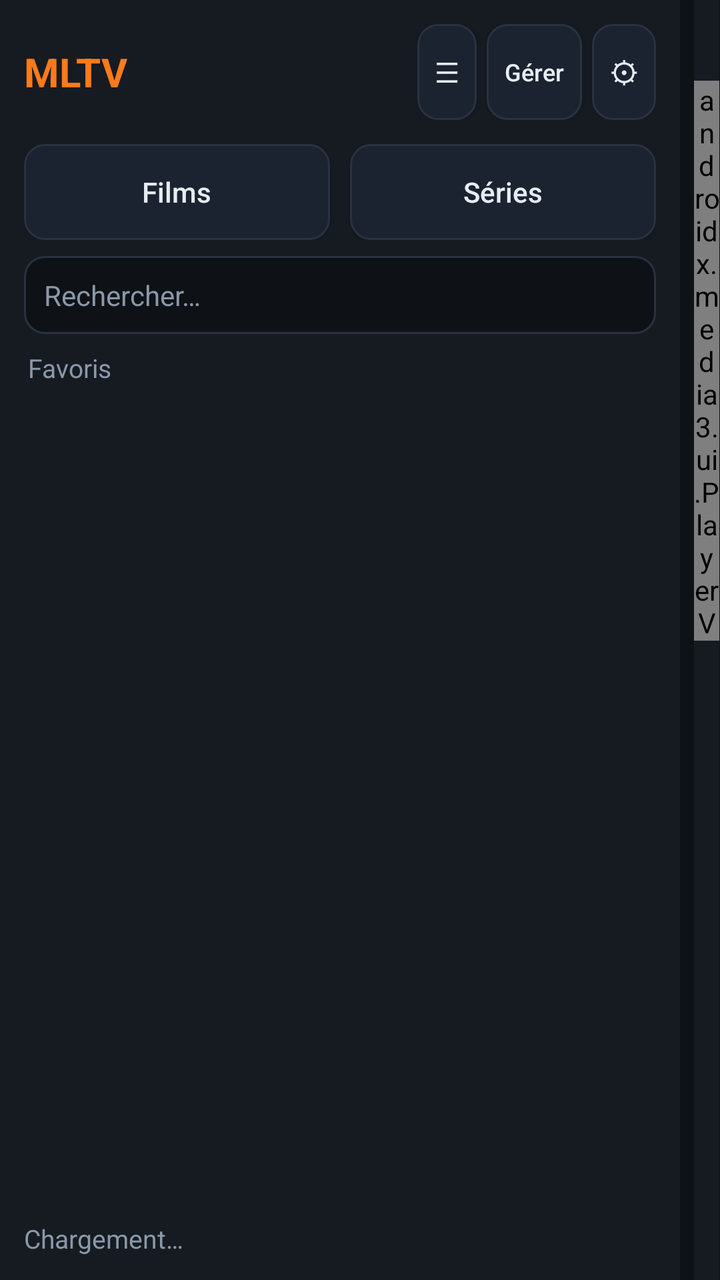
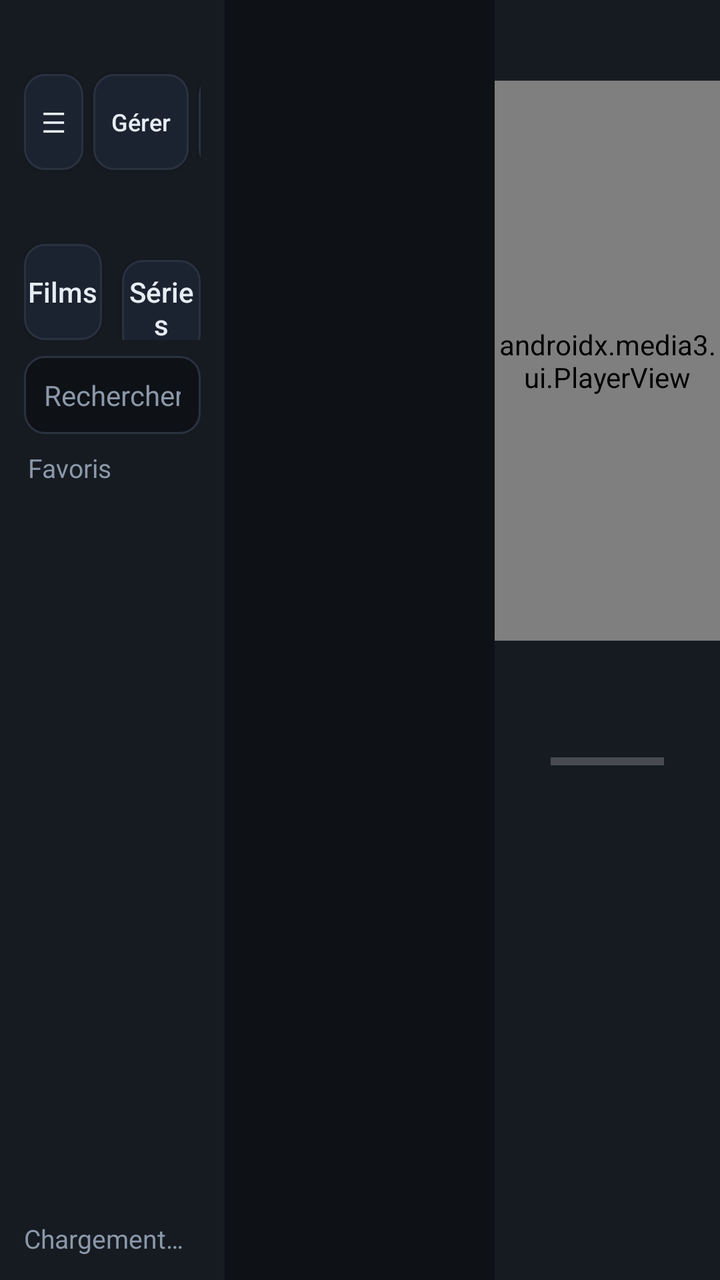

Two renders of the same Android screen: before a commit and after it. Below are the layout's source before the change and the commit's diff.
<!-- AndroidManifest.xml: application theme Theme.MLTV -->
<!-- res/layout/activity_main.xml -->
<?xml version="1.0" encoding="utf-8"?>
<LinearLayout xmlns:android="http://schemas.android.com/apk/res/android"
    xmlns:app="http://schemas.android.com/apk/res-auto"
    android:layout_width="match_parent"
    android:layout_height="match_parent"
    android:orientation="horizontal"
    android:background="@color/bg">

    
    <LinearLayout
        android:id="@+id/drawer"
        android:layout_width="210dp"
        android:layout_height="match_parent"
        android:orientation="vertical"
        android:background="@color/panel2"
        android:visibility="gone">

        <TextView
            android:layout_width="match_parent"
            android:layout_height="wrap_content"
            android:padding="16dp"
            android:text="Catégories"
            android:textColor="@color/accent"
            android:textSize="16sp"
            android:textStyle="bold" />

        <androidx.recyclerview.widget.RecyclerView
            android:id="@+id/rv_catdrawer"
            android:layout_width="match_parent"
            android:layout_height="0dp"
            android:layout_weight="1"
            android:paddingHorizontal="10dp"
            android:clipToPadding="false"
            android:scrollbars="vertical" />
    </LinearLayout>

    
    <LinearLayout
        android:layout_width="340dp"
        android:layout_height="match_parent"
        android:orientation="vertical"
        android:background="@color/panel">

        <LinearLayout
            android:layout_width="match_parent"
            android:layout_height="wrap_content"
            android:orientation="horizontal"
            android:gravity="center_vertical"
            android:paddingHorizontal="12dp"
            android:paddingVertical="12dp">

            <TextView
                android:layout_width="0dp"
                android:layout_height="wrap_content"
                android:layout_weight="1"
                android:text="@string/app_name"
                android:textColor="@color/accent"
                android:textSize="20sp"
                android:textStyle="bold" />

            <Button
                android:id="@+id/btn_cats"
                android:layout_width="wrap_content"
                android:layout_height="wrap_content"
                android:layout_marginEnd="5dp"
                android:background="@drawable/btn_secondary"
                android:text="☰"
                android:textColor="@color/txt"
                android:textSize="14sp"
                android:minWidth="0dp"
                android:paddingHorizontal="9dp" />

            <Button
                android:id="@+id/btn_manage"
                android:layout_width="wrap_content"
                android:layout_height="wrap_content"
                android:layout_marginEnd="5dp"
                android:background="@drawable/btn_secondary"
                android:text="Gérer"
                android:textColor="@color/txt"
                android:textAllCaps="false"
                android:textSize="12sp"
                android:minWidth="0dp"
                android:paddingHorizontal="9dp" />

            <Button
                android:id="@+id/btn_sources"
                android:layout_width="wrap_content"
                android:layout_height="wrap_content"
                android:background="@drawable/btn_secondary"
                android:text="⚙"
                android:textColor="@color/txt"
                android:textSize="15sp"
                android:minWidth="0dp"
                android:paddingHorizontal="9dp" />
        </LinearLayout>

        <LinearLayout
            android:layout_width="match_parent"
            android:layout_height="wrap_content"
            android:orientation="horizontal"
            android:paddingHorizontal="12dp"
            android:paddingBottom="8dp">

            <Button
                android:id="@+id/btn_films"
                android:layout_width="0dp"
                android:layout_height="wrap_content"
                android:layout_weight="1"
                android:layout_marginEnd="5dp"
                android:background="@drawable/btn_secondary"
                android:text="Films"
                android:textColor="@color/txt"
                android:textAllCaps="false"
                android:textSize="14sp" />

            <Button
                android:id="@+id/btn_series"
                android:layout_width="0dp"
                android:layout_height="wrap_content"
                android:layout_weight="1"
                android:layout_marginStart="5dp"
                android:background="@drawable/btn_secondary"
                android:text="Séries"
                android:textColor="@color/txt"
                android:textAllCaps="false"
                android:textSize="14sp" />
        </LinearLayout>

        <EditText
            android:id="@+id/et_search"
            android:layout_width="match_parent"
            android:layout_height="wrap_content"
            android:layout_marginHorizontal="12dp"
            android:layout_marginBottom="8dp"
            android:background="@drawable/field_bg"
            android:padding="10dp"
            android:hint="Rechercher…"
            android:textColorHint="@color/muted"
            android:textColor="@color/txt"
            android:textSize="14sp"
            android:inputType="text"
            android:imeOptions="actionSearch"
            android:maxLines="1" />

        <TextView
            android:id="@+id/tv_curcat"
            android:layout_width="match_parent"
            android:layout_height="wrap_content"
            android:paddingHorizontal="14dp"
            android:paddingBottom="6dp"
            android:text="Favoris"
            android:textColor="@color/muted"
            android:textSize="13sp"
            android:maxLines="1"
            android:ellipsize="end" />

        <androidx.recyclerview.widget.RecyclerView
            android:id="@+id/rv_channels"
            android:layout_width="match_parent"
            android:layout_height="0dp"
            android:layout_weight="1"
            android:paddingHorizontal="8dp"
            android:clipToPadding="false"
            android:scrollbars="vertical" />

        <TextView
            android:id="@+id/tv_status"
            android:layout_width="match_parent"
            android:layout_height="wrap_content"
            android:padding="12dp"
            android:text="Chargement…"
            android:textColor="@color/muted"
            android:textSize="13sp" />
    </LinearLayout>

    
    <LinearLayout
        android:layout_width="0dp"
        android:layout_height="match_parent"
        android:layout_weight="0.8"
        android:orientation="vertical">

        <TextView
            android:id="@+id/tv_ch_header"
            android:layout_width="match_parent"
            android:layout_height="wrap_content"
            android:padding="14dp"
            android:textColor="@color/txt"
            android:textSize="16sp"
            android:textStyle="bold"
            android:maxLines="1"
            android:ellipsize="end" />

        <androidx.recyclerview.widget.RecyclerView
            android:id="@+id/rv_progs"
            android:layout_width="match_parent"
            android:layout_height="0dp"
            android:layout_weight="1"
            android:paddingHorizontal="8dp"
            android:clipToPadding="false"
            android:scrollbars="vertical" />
    </LinearLayout>

    
    <LinearLayout
        android:layout_width="0dp"
        android:layout_height="match_parent"
        android:layout_weight="1.4"
        android:orientation="vertical"
        android:background="@color/panel">

        <TextView
            android:id="@+id/tv_clock"
            android:layout_width="match_parent"
            android:layout_height="wrap_content"
            android:paddingHorizontal="16dp"
            android:paddingTop="12dp"
            android:paddingBottom="8dp"
            android:gravity="end"
            android:textColor="@color/txt"
            android:textSize="15sp"
            android:textStyle="bold" />

        <androidx.media3.ui.PlayerView
            android:id="@+id/player_view"
            android:layout_width="match_parent"
            android:layout_height="280dp"
            android:background="#FF000000"
            app:use_controller="false"
            app:resize_mode="fit" />

        <ScrollView
            android:layout_width="match_parent"
            android:layout_height="0dp"
            android:layout_weight="1"
            android:padding="16dp">

            <LinearLayout
                android:layout_width="match_parent"
                android:layout_height="wrap_content"
                android:orientation="vertical">

                <TextView
                    android:id="@+id/tv_detail_title"
                    android:layout_width="match_parent"
                    android:layout_height="wrap_content"
                    android:textColor="@color/txt"
                    android:textSize="20sp"
                    android:textStyle="bold" />

                <LinearLayout
                    android:layout_width="match_parent"
                    android:layout_height="wrap_content"
                    android:orientation="horizontal"
                    android:gravity="center_vertical"
                    android:layout_marginTop="8dp">

                    <TextView
                        android:id="@+id/tv_detail_time"
                        android:layout_width="wrap_content"
                        android:layout_height="wrap_content"
                        android:textColor="@color/muted"
                        android:textSize="14sp" />

                    <ProgressBar
                        android:id="@+id/pb_detail"
                        style="?android:attr/progressBarStyleHorizontal"
                        android:layout_width="0dp"
                        android:layout_height="6dp"
                        android:layout_weight="1"
                        android:layout_marginHorizontal="12dp"
                        android:max="100"
                        android:progressTint="@color/accent" />
                </LinearLayout>

                <TextView
                    android:id="@+id/tv_detail_desc"
                    android:layout_width="match_parent"
                    android:layout_height="wrap_content"
                    android:layout_marginTop="14dp"
                    android:textColor="#FFC7D0DA"
                    android:textSize="15sp"
                    android:lineSpacingMultiplier="1.3" />
            </LinearLayout>
        </ScrollView>
    </LinearLayout>
</LinearLayout>
<!-- resources referenced by this layout -->
<resources>
  <color name="accent">#FFFF7A18</color>
  <color name="bg">#FF0E1116</color>
  <color name="muted">#FF8B98A9</color>
  <color name="panel">#FF161B22</color>
  <color name="panel2">#FF1C2330</color>
  <color name="txt">#FFE6EDF3</color>
  <!-- drawable btn_secondary (drawable) -->
  <?xml version="1.0" encoding="utf-8"?>
  <selector xmlns:android="http://schemas.android.com/apk/res/android">
      <item android:state_focused="true">
          <shape android:shape="rectangle">
              <solid android:color="@color/panel2" />
              <stroke android:width="2dp" android:color="@color/accent" />
              <corners android:radius="10dp" />
          </shape>
      </item>
      <item>
          <shape android:shape="rectangle">
              <solid android:color="@color/panel2" />
              <stroke android:width="1dp" android:color="@color/line" />
              <corners android:radius="10dp" />
          </shape>
      </item>
  </selector>
  <!-- drawable field_bg (drawable) -->
  <?xml version="1.0" encoding="utf-8"?>
  <selector xmlns:android="http://schemas.android.com/apk/res/android">
      <item android:state_focused="true">
          <shape android:shape="rectangle">
              <solid android:color="@color/bg" />
              <stroke android:width="2dp" android:color="@color/accent" />
              <corners android:radius="10dp" />
          </shape>
      </item>
      <item>
          <shape android:shape="rectangle">
              <solid android:color="@color/bg" />
              <stroke android:width="1dp" android:color="@color/line" />
              <corners android:radius="10dp" />
          </shape>
      </item>
  </selector>
  <string name="app_name">MLTV</string>
  <style name="Theme.MLTV" parent="Theme.AppCompat.NoActionBar">
          <item name="android:windowBackground">@color/bg</item>
          <item name="android:statusBarColor">@color/bg</item>
          <item name="android:colorBackground">@color/bg</item>
      </style>
  <color name="line">#FF2A3240</color>
</resources>

<!-- the commit's change to res/layout/activity_main.xml (unified diff, before → after) -->
@@ -36,8 +36,9 @@
 
     
     <LinearLayout
-        android:layout_width="340dp"
-        android:layout_height="match_parent"
+        android:layout_width="0dp"
+        android:layout_height="match_parent"
+        android:layout_weight="1"
         android:orientation="vertical"
         android:background="@color/panel">
 
@@ -178,7 +179,7 @@
     <LinearLayout
         android:layout_width="0dp"
         android:layout_height="match_parent"
-        android:layout_weight="0.8"
+        android:layout_weight="1.2"
         android:orientation="vertical">
 
         <TextView
@@ -206,7 +207,7 @@
     <LinearLayout
         android:layout_width="0dp"
         android:layout_height="match_parent"
-        android:layout_weight="1.4"
+        android:layout_weight="1"
         android:orientation="vertical"
         android:background="@color/panel">
 
